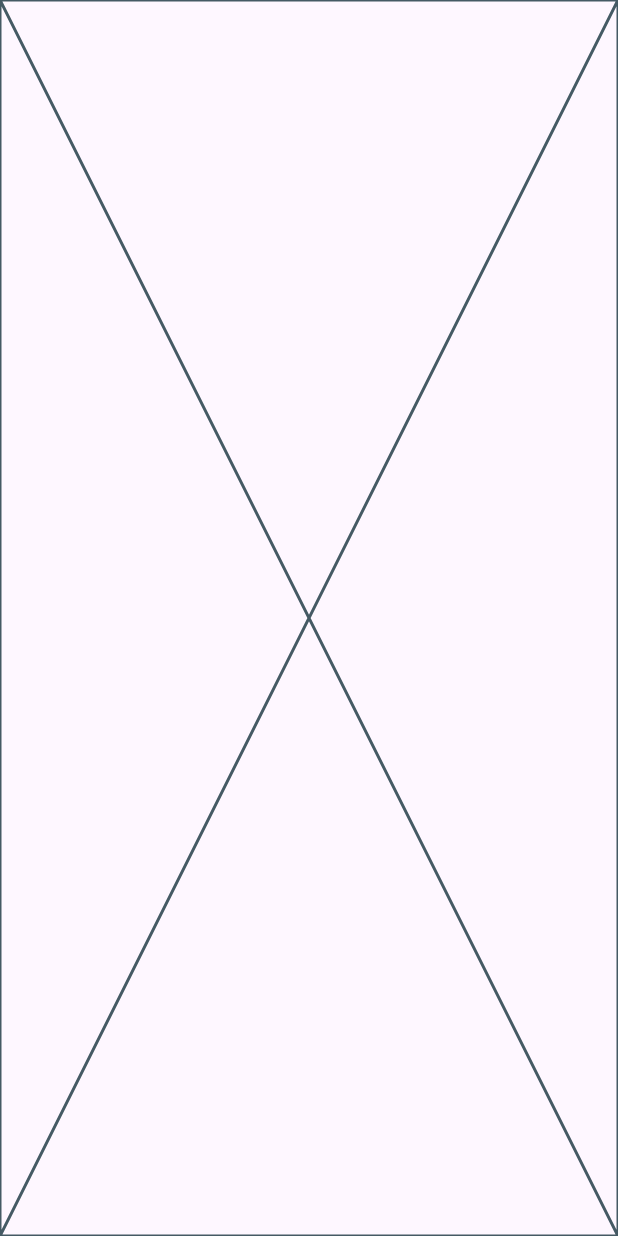
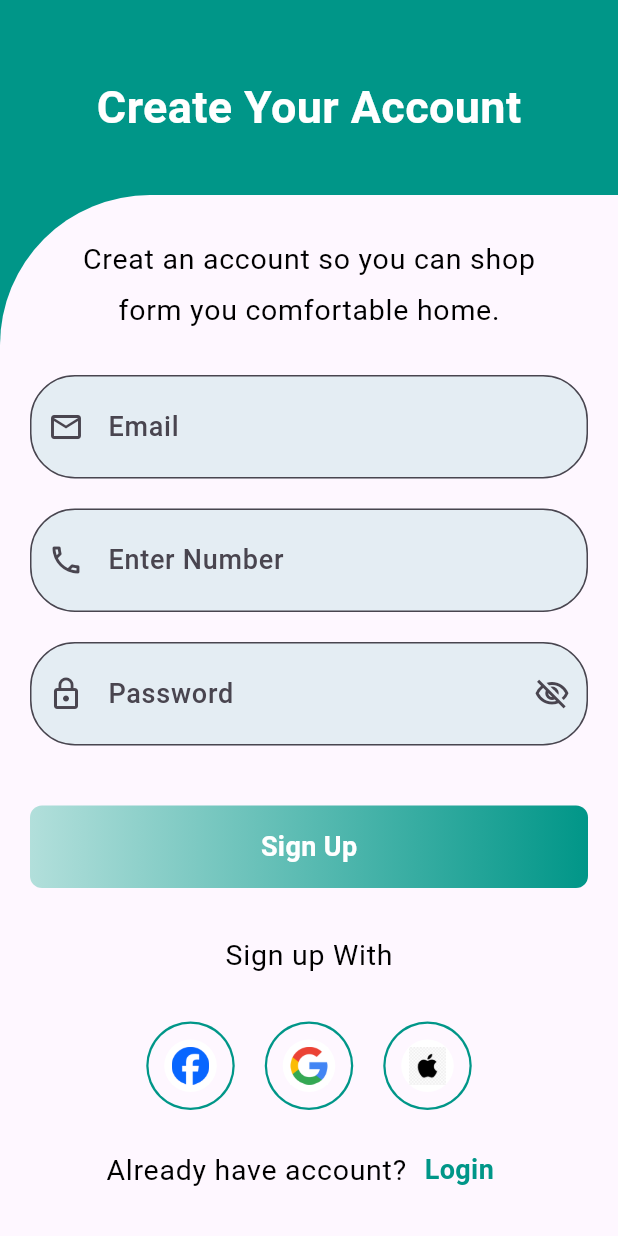
Before and after one commit to amgadelmarghny/store_app, a Flutter app: the LoginView screen opened by its route, after a tap on "Login", after a tap on "Sign Up", on a phone screen of 412 x 824 dp. Run offline on Flutter 3.47's test engine with Material 3 defaults, Android fonts, the phone set to English and light mode, and no system bars; our stand-ins replace bloc, flutter_bloc, google_fonts, smooth_page_indicator; Roboto replaces fonts that are missing (Amiri).

Commit message:
finsh register body ui

```diff
--- a/lib/mdules/login/login_view_body.dart
+++ b/lib/mdules/login/login_view_body.dart
@@ -3,7 +3,7 @@ import 'package:flutter_bloc/flutter_bloc.dart';
 import 'package:store_2/mdules/register/register_view.dart';
 import 'package:store_2/shared/bloc/auth_cubit/auth_cubit.dart';
 import 'package:store_2/shared/componants/custom_curve_color_ui.dart';
-import 'package:store_2/shared/componants/sliver_auth_input.dart';
+import 'package:store_2/mdules/login/sliver_login_input.dart';
 import 'package:store_2/shared/style/colors.dart';
 
 class LoginViewBody extends StatefulWidget {
@@ -27,20 +27,16 @@ class _LoginViewBodyState extends State<LoginViewBody> {
           slivers: [
             const SliverToBoxAdapter(
               child: CurveColorUI(
-                headLine: 'Create Your Account',
+                headLine: 'Welcom back !',
                 subHeadline: 'Please login with your personal information.',
                 color: defaultColor,
               ),
             ),
-            const SliverAuthInfo(),
+            const SliverLoginInfo(),
             SliverFillRemaining(
               hasScrollBody: false,
               child: Align(
                 alignment: Alignment.bottomCenter,
-                child: Padding(
-                  padding: const EdgeInsets.only(
-                    bottom: 20,
-                  ),
                 child: Row(
                   mainAxisAlignment: MainAxisAlignment.center,
                   children: [
@@ -60,7 +56,6 @@ class _LoginViewBodyState extends State<LoginViewBody> {
                   ],
                 ),
               ),
-              ),
             )
           ],
         );
--- a/lib/shared/componants/sliver_auth_input.dart
+++ b/lib/mdules/login/sliver_login_input.dart
@@ -5,8 +5,8 @@ import 'package:store_2/shared/componants/custom_buttomt.dart';
 import 'package:store_2/shared/componants/icon_auth_list_view.dart';
 import 'package:store_2/shared/componants/textformfield.dart';
 
-class SliverAuthInfo extends StatelessWidget {
-  const SliverAuthInfo({
+class SliverLoginInfo extends StatelessWidget {
+  const SliverLoginInfo({
     super.key,
   });
 
@@ -18,7 +18,6 @@ class SliverAuthInfo extends StatelessWidget {
         return SliverToBoxAdapter(
           child: Padding(
             padding: const EdgeInsets.only(
-              top: 20,
               left: 20,
               right: 20,
             ),
--- a/lib/mdules/register/register_view_body.dart
+++ b/lib/mdules/register/register_view_body.dart
@@ -1,10 +1,62 @@
 import 'package:flutter/material.dart';
+import 'package:flutter_bloc/flutter_bloc.dart';
+import 'package:store_2/mdules/login/login_view.dart';
+import 'package:store_2/mdules/register/sliver_register_input.dart';
+import 'package:store_2/shared/bloc/auth_cubit/auth_cubit.dart';
+import 'package:store_2/shared/componants/custom_curve_color_ui.dart';
+import 'package:store_2/shared/style/colors.dart';
 
 class RegisterViewBody extends StatelessWidget {
   const RegisterViewBody({super.key});
 
   @override
   Widget build(BuildContext context) {
-    return const Placeholder();
+    return BlocConsumer<AuthCubit, AuthState>(
+      listener: (context, state) {
+        // TODO: implement listener
+      },
+      builder: (context, state) {
+        return CustomScrollView(
+          slivers: [
+            const SliverToBoxAdapter(
+              child: CurveColorUI(
+                headLine: 'Create Your Account',
+                subHeadline: 'Creat an account so you can shop',
+                subHeadline2: 'form you comfortable home.',
+                color: defaultColor,
+              ),
+            ),
+            const SliverRegisterInfo(),
+            SliverFillRemaining(
+              hasScrollBody: false,
+              child: Align(
+                alignment: Alignment.bottomCenter,
+                child: Padding(
+                  padding: const EdgeInsets.only(bottom: 20),
+                  child: Row(
+                    mainAxisAlignment: MainAxisAlignment.center,
+                    children: [
+                      Text(
+                        'Already have account?',
+                        style: Theme.of(context).textTheme.bodyLarge,
+                      ),
+                      TextButton(
+                        onPressed: () {
+                          Navigator.pushNamed(context, LoginView.id);
+                        },
+                        child: Text(
+                          'Login',
+                          style: Theme.of(context).textTheme.bodyMedium,
+                        ),
+                      ),
+                    ],
+                  ),
+                ),
+              ),
+            )
+          ],
+        );
+      },
+    );
   }
 }
--- /dev/null
+++ b/lib/mdules/register/sliver_register_input.dart
@@ -0,0 +1,98 @@
+import 'package:flutter/material.dart';
+import 'package:flutter_bloc/flutter_bloc.dart';
+import 'package:store_2/shared/bloc/auth_cubit/auth_cubit.dart';
+import 'package:store_2/shared/componants/custom_buttomt.dart';
+import 'package:store_2/shared/componants/icon_auth_list_view.dart';
+import 'package:store_2/shared/componants/textformfield.dart';
+
+class SliverRegisterInfo extends StatelessWidget {
+  const SliverRegisterInfo({
+    super.key,
+  });
+
+  @override
+  Widget build(BuildContext context) {
+    GlobalKey<FormState> formKey = GlobalKey();
+    return BlocBuilder<AuthCubit, AuthState>(
+      builder: (context, state) {
+        return SliverToBoxAdapter(
+          child: Padding(
+            padding: const EdgeInsets.only(
+              left: 20,
+              right: 20,
+            ),
+            child: Form(
+              key: formKey,
+              autovalidateMode:
+                  BlocProvider.of<AuthCubit>(context).autovalidateMode,
+              child: Column(
+                crossAxisAlignment: CrossAxisAlignment.start,
+                children: [
+                  CustomTextField(
+                    prefixIcon: Icons.email_outlined,
+                    onChange: (value) {},
+                    hintText: 'Email',
+                    textInputType: TextInputType.emailAddress,
+                  ),
+                  const SizedBox(
+                    height: 20,
+                  ),
+                  CustomTextField(
+                    prefixIcon: Icons.phone_outlined,
+                    onChange: (value) {},
+                    hintText: 'Enter Number',
+                    textInputType: TextInputType.phone,
+                  ),
+                  const SizedBox(
+                    height: 20,
+                  ),
+                  CustomTextField(
+                    obscureText:
+                        BlocProvider.of<AuthCubit>(context).obscureText,
+                    prefixIcon: Icons.lock_outline,
+                    onChange: (value) {},
+                    hintText: 'Password',
+                    textInputType: TextInputType.visiblePassword,
+                    suffixIcon: BlocProvider.of<AuthCubit>(context).suffixIcon,
+                    suffixOnPressed: () {
+                      BlocProvider.of<AuthCubit>(context).onEyesPressed();
+                    },
+                  ),
+                  const SizedBox(
+                    height: 40,
+                  ),
+                  CustomButtomShet(
+                    text: 'Sign Up',
+                    onTap: () {
+                      if (formKey.currentState!.validate()) {
+                        formKey.currentState!.save();
+                      } else {
+                        BlocProvider.of<AuthCubit>(context).validateObserver();
+                      }
+                    },
+                  ),
+                  const SizedBox(
+                    height: 30,
+                  ),
+                  Row(
+                    mainAxisAlignment: MainAxisAlignment.center,
+                    children: [
+                      Text(
+                        'Sign up With',
+                        style: Theme.of(context).textTheme.bodyLarge,
+                      ),
+                    ],
+                  ),
+                  const SizedBox(
+                    height: 30,
+                  ),
+                  const IconAuthlistView(),
+                ],
+              ),
+            ),
+          ),
+        );
+      },
+    );
+  }
+}
--- a/lib/shared/componants/custom_curve_color_ui.dart
+++ b/lib/shared/componants/custom_curve_color_ui.dart
@@ -6,9 +6,12 @@ class CurveColorUI extends StatelessWidget {
     required this.headLine,
     required this.subHeadline,
     required this.color,
+    this.subHeadline2,
   });
   final String headLine;
   final String subHeadline;
+  final String? subHeadline2;
+
   final Color color;
   @override
   Widget build(BuildContext context) {
@@ -47,11 +50,27 @@ class CurveColorUI extends StatelessWidget {
                   const BorderRadius.only(topLeft: Radius.circular(100)),
               color: Theme.of(context).scaffoldBackgroundColor,
             ),
-            child: Center(
-              child: Text(
-                subHeadline,
-                style: Theme.of(context).textTheme.bodyLarge!,
-              ),
+            child: Column(
+              crossAxisAlignment: CrossAxisAlignment.center,
+              mainAxisAlignment: MainAxisAlignment.center,
+              children: [
+                Text(
+                  subHeadline,
+                  style: Theme.of(context).textTheme.bodyLarge!,
+                ),
+                const SizedBox(
+                  height: 5,
+                ),
+                subHeadline2 != null
+                    ? Text(
+                        subHeadline2!,
+                        style: Theme.of(context).textTheme.bodyLarge!,
+                      )
+                    : const SizedBox(
+                        height: 1,
+                        width: 1,
+                      ),
+              ],
             ),
           ),
         )
--- a/lib/shared/style/themes.dart
+++ b/lib/shared/style/themes.dart
@@ -14,7 +14,7 @@ abstract class ThemeStyle {
       ),
       textTheme: const TextTheme(
         bodyLarge: TextStyle(
-          fontSize: 18,
+          fontSize: 19,
           color: Colors.white,
         ),
         bodyMedium: TextStyle(
@@ -36,7 +36,7 @@ abstract class ThemeStyle {
       brightness: Brightness.light,
       textTheme: const TextTheme(
         bodyLarge: TextStyle(
-          fontSize: 18,
+          fontSize: 19,
           color: Colors.black,
         ),
         bodyMedium: TextStyle(
```
Lines whose indentation alone changed are shown as unchanged.
